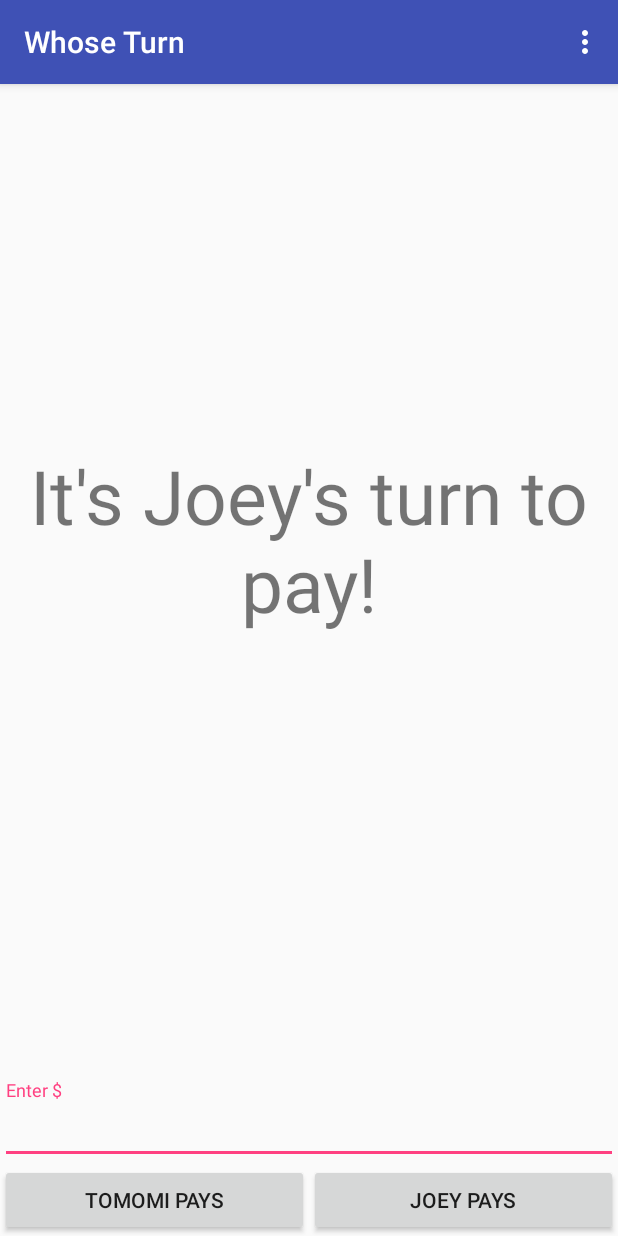
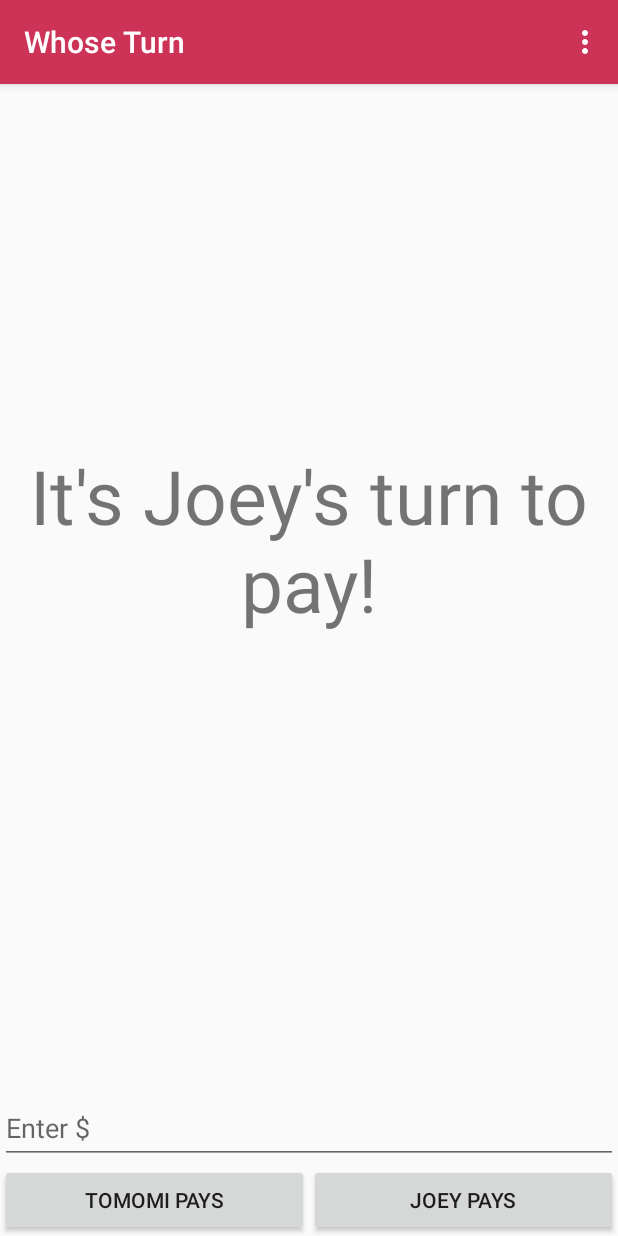
Before and after one commit to badzapcat/WhoseTurn, an Android app: the screen it shows after launch (CheckActivity), on a phone screen of 412 x 824 dp. Run offline under Robolectric (Android 15) with nearby library versions, the phone set to English and light mode, and no system bars.

Commit message:
made edit text not focus by default, changed colorscheme to pink

```diff
--- a/app/src/main/res/layout/fragment_add_money.xml
+++ b/app/src/main/res/layout/fragment_add_money.xml
@@ -8,7 +8,8 @@
         xmlns:tools="http://schemas.android.com/tools"
         android:layout_width="match_parent"
         android:layout_height="match_parent"
-        android:orientation="vertical">
+        android:orientation="vertical"
+        android:focusableInTouchMode="true" >
 
         <android.support.design.widget.TextInputLayout
             android:id="@+id/add_money_input_layout"
--- a/app/src/main/res/values/colors.xml
+++ b/app/src/main/res/values/colors.xml
@@ -1,6 +1,6 @@
 <?xml version="1.0" encoding="utf-8"?>
 <resources>
-    <color name="colorPrimary">#3F51B5</color>
-    <color name="colorPrimaryDark">#303F9F</color>
-    <color name="colorAccent">#FF4081</color>
+    <color name="colorPrimary">#cd3257</color>
+    <color name="colorPrimaryDark">#a3284e</color>
+    <color name="colorAccent">#3b62f9</color>
 </resources>
```
Also changed, not shown: 1 other file.
